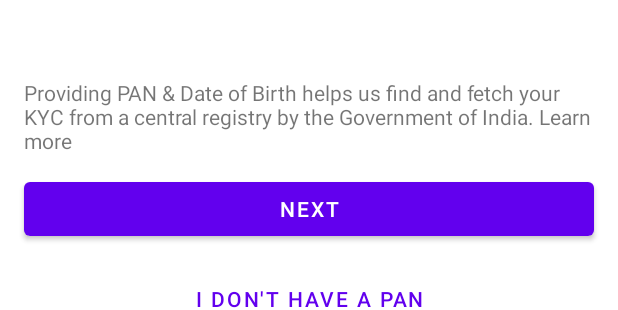
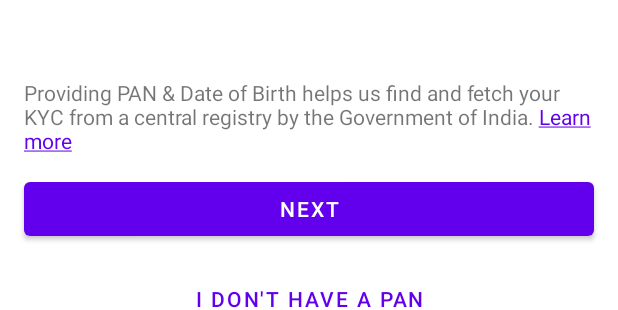
Before and after one commit to karthik-interview/epiFi-pan-confirmation, an Android app: the layout activity_pan_verification.xml on its own in the app's theme, with its tools: preview values and no code run, on a phone screen of 412 x 824 dp. Shown: the part 877-1187 px from the top of the screen. Run offline under Robolectric (Android 15) with nearby library versions, the phone set to English and light mode, and no system bars.

Commit message:
Updated Learn more text to be clickable

```diff
--- a/app/build.gradle
+++ b/app/build.gradle
@@ -47,6 +47,7 @@ dependencies {
     implementation Libs.AndroidX.constraintLayout
 
     implementation Libs.inputMask
+    implementation Libs.linkMovementMethod
 
     testImplementation Libs.junit
     androidTestImplementation Libs.AndroidX.Test.junit
--- a/app/src/main/java/dev/thedukerchip/epifipan/ui/pan/PanVerificationActivity.kt
+++ b/app/src/main/java/dev/thedukerchip/epifipan/ui/pan/PanVerificationActivity.kt
@@ -6,6 +6,7 @@ import dev.thedukerchip.epifipan.databinding.ActivityPanVerificationBinding
 import dev.thedukerchip.epifipan.ui.extensions.hideKeyboard
 import dev.thedukerchip.epifipan.ui.extensions.setContentView
 import dev.thedukerchip.epifipan.ui.validation.setupMaskedInput
+import dev.thedukerchip.epifipan.ui.extensions.setupClickableLinks
 
 class PanVerificationActivity : AppCompatActivity() {
 
@@ -20,6 +21,8 @@ class PanVerificationActivity : AppCompatActivity() {
     }
 
     private fun initViews() {
+        binding.formInfoTv.setupClickableLinks()
+
         binding.panEdt.setupMaskedInput("[AAAAA0000A]") {
             binding.dayEdt.requestFocus()
         }
--- a/app/src/main/res/layout/activity_pan_verification.xml
+++ b/app/src/main/res/layout/activity_pan_verification.xml
@@ -93,6 +93,7 @@
             android:layout_height="wrap_content"
             android:layout_marginBottom="@dimen/pan_bottom_elements_inter_spacing"
             android:text="@string/form_info"
+            android:textColorLink="?colorPrimary"
             app:layout_constraintBottom_toTopOf="@id/next_btn"
             app:layout_constraintEnd_toEndOf="@id/guideline_end"
             app:layout_constraintStart_toStartOf="@id/guideline_start" />
--- a/app/src/main/res/values/strings.xml
+++ b/app/src/main/res/values/strings.xml
@@ -16,11 +16,6 @@
     <string name="action_next">Next</string>
     <string name="action_no_pan">I don\'t have a PAN</string>
 
-    // TODO Learn more hyperlink https://epifi.com/
-    <string name="form_info">
-        Providing PAN &amp; Date of Birth helps us find and
-        fetch your KYC from a central registry by the Government of India.
-        Learn more
-    </string>
+    <string name="form_info">Providing PAN &amp; Date of Birth helps us find and fetch your KYC from a central registry by the Government of India. <a href="https://epifi.com/">Learn more</a></string>
 
 </resources>
--- a/libraries.gradle
+++ b/libraries.gradle
@@ -1,4 +1,3 @@
-
 def libs = [:]
 ext.Libs = libs
 
@@ -21,6 +20,7 @@ libs.AndroidX = [
 ]
 
 libs.inputMask = "com.redmadrobot:input-mask-android:6.0.0"
+libs.linkMovementMethod = "me.saket:better-link-movement-method:2.2.0"
 
 libs.junit = "junit:junit:4.13.2"
 libs.AndroidX.Test = [
```
Also changed, not shown: app/src/main/java/dev/thedukerchip/epifipan/ui/extensions/UiExtensions.kt (added, +10 -0 lines).
